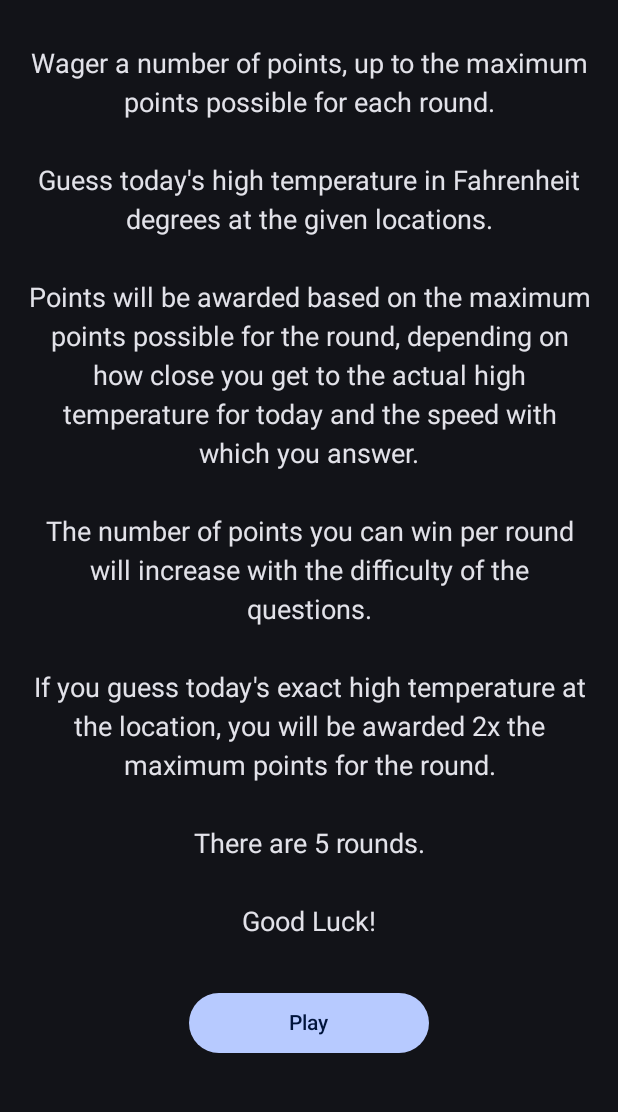
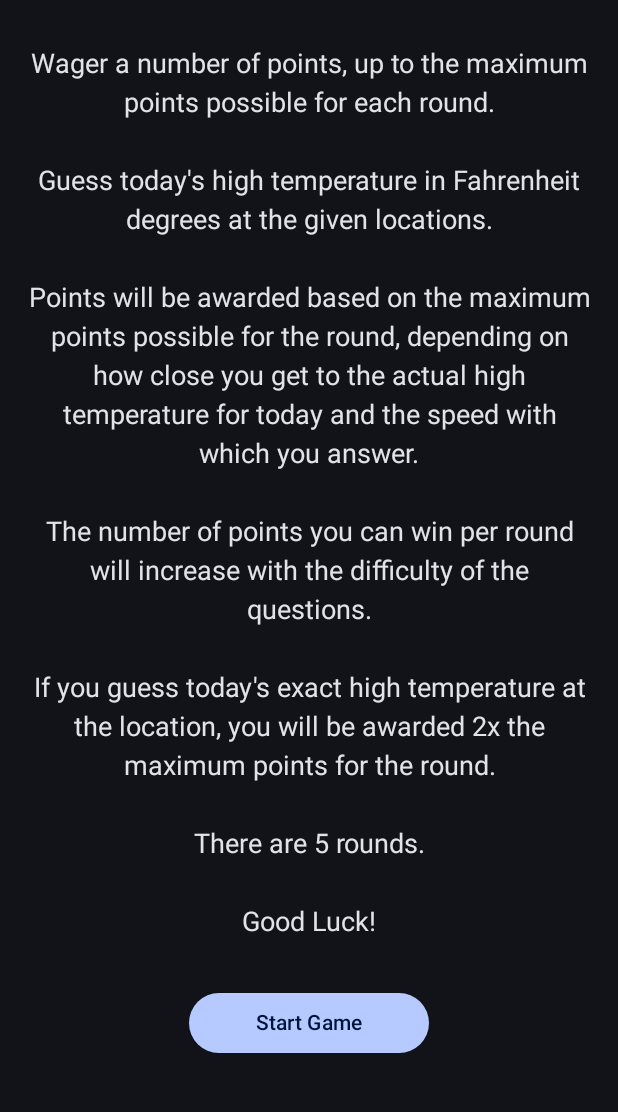
Before and after one commit to leewaggoner/forecastfrenzy, an Android app built with Jetpack Compose: the GameRulesScreen screen opened through its navigation route, on a phone screen of 412 x 824 dp, the part 105-1217 px from its top. Run offline under Robolectric (Android 15) with nearby library versions, the phone set to English and light mode, and no system bars.

Commit message:
A little refactor

```diff
--- a/app/src/main/java/com/wreckingballsoftware/forecastfrenzy/ui/results/GameResultsViewModel.kt
+++ b/app/src/main/java/com/wreckingballsoftware/forecastfrenzy/ui/results/GameResultsViewModel.kt
@@ -117,7 +117,7 @@ class GameResultsViewModel(
                 val isGameOver = gameplay.isGameOver()
                 state = state.copy(
                     isGameOver = isGameOver,
-                    buttonTextId = if (isGameOver) R.string.new_game else R.string.next_round,
+                    buttonTextId = if (isGameOver) R.string.start_game else R.string.next_round,
                     headlineTextId = if (isGameOver) R.string.game_results else R.string.round_results,
                     currentRound = gameplay.currentRound + 1,
                     cityName = cityName,
--- a/app/src/main/java/com/wreckingballsoftware/forecastfrenzy/ui/rules/GameRulesScreen.kt
+++ b/app/src/main/java/com/wreckingballsoftware/forecastfrenzy/ui/rules/GameRulesScreen.kt
@@ -75,7 +75,7 @@ fun GameRulesScreenContent(
         FrenzyButton(
             modifier = Modifier
                 .padding(bottom = MaterialTheme.dimensions.spaceMedium),
-            text = stringResource(id = R.string.play)
+            text = stringResource(id = R.string.start_game)
         ) { handleEvent(RulesEvents.PlayGame) }
     }
 }
--- a/app/src/main/res/values/strings.xml
+++ b/app/src/main/res/values/strings.xml
@@ -14,7 +14,7 @@
     <string name="cancel">Cancel</string>
     <string name="ok">OK</string>
     <string name="error">Error</string>
-    <string name="new_game">Start New Game</string>
+    <string name="start_game">Start Game</string>
     <string name="next_round">Start Next Round</string>
     <string name="game_results">Game Results</string>
     <string name="round_results">Round %1$d Results</string>
```
